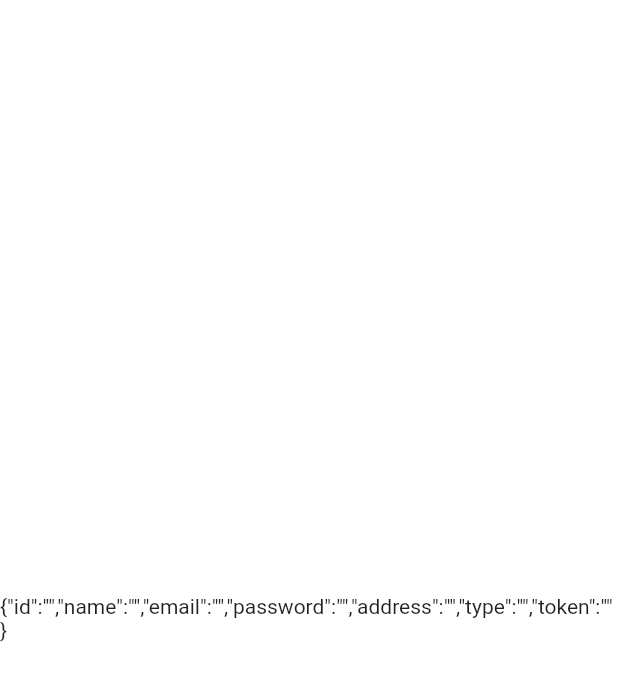
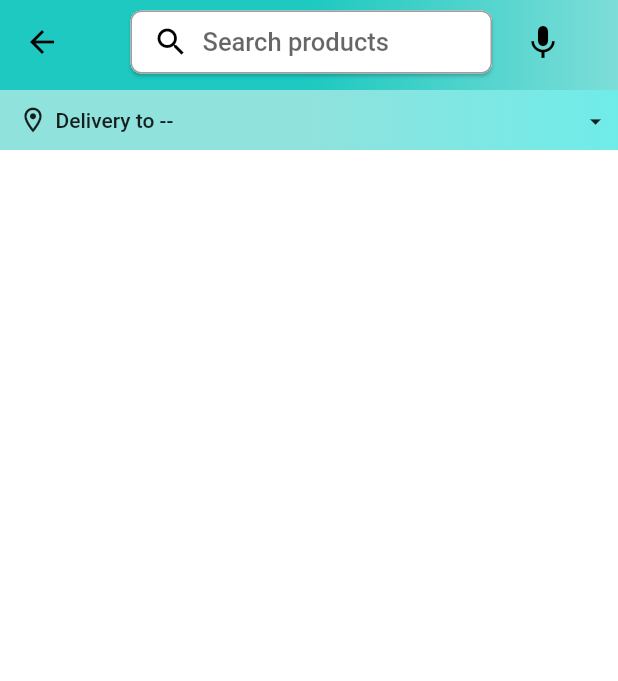
Before and after one commit to BarbossaH/flutter_fullstack, a Flutter app: the HomeScreen screen opened by its route, on a phone screen of 412 x 824 dp. Shown: the top 681 px of the screen. Run offline on Flutter 3.47's test engine with Material 2 defaults, Android fonts, the phone set to English and light mode, and no system bars; our stand-ins replace badges, shared_preferences; accounts and stored records are empty.

Commit message:
add user address in home page

```diff
--- a/lib/constants/global_variables.dart
+++ b/lib/constants/global_variables.dart
@@ -19,4 +19,36 @@ class GlobalVariable {
   static const Color greyBackgroundCOlor = Color(0xffebecee);
   static var selectedNavBarColor = Colors.cyan[800]!;
   static const unselectedNavBarColor = Colors.black87;
+
+  // STATIC IMAGES
+  static const List<String> carouselImages = [
+    'https://images-eu.ssl-images-amazon.com/images/G/31/img21/Wireless/WLA/TS/D37847648_Accessories_savingdays_Jan22_Cat_PC_1500.jpg',
+    'https://images-eu.ssl-images-amazon.com/images/G/31/img2021/Vday/bwl/English.jpg',
+    'https://images-eu.ssl-images-amazon.com/images/G/31/img22/Wireless/AdvantagePrime/BAU/14thJan/D37196025_IN_WL_AdvantageJustforPrime_Jan_Mob_ingress-banner_1242x450.jpg',
+    'https://images-na.ssl-images-amazon.com/images/G/31/Symbol/2020/00NEW/1242_450Banners/PL31_copy._CB432483346_.jpg',
+    'https://images-na.ssl-images-amazon.com/images/G/31/img21/shoes/September/SSW/pc-header._CB641971330_.jpg',
+  ];
+
+  static const List<Map<String, String>> categoryImages = [
+    {
+      'title': 'Mobiles',
+      'image': 'assets/images/mobiles.jpeg',
+    },
+    {
+      'title': 'Essentials',
+      'image': 'assets/images/essentials.jpeg',
+    },
+    {
+      'title': 'Appliances',
+      'image': 'assets/images/appliances.jpeg',
+    },
+    {
+      'title': 'Books',
+      'image': 'assets/images/books.jpeg',
+    },
+    {
+      'title': 'Fashion',
+      'image': 'assets/images/fashion.jpeg',
+    },
+  ];
 }
--- a/lib/features/account/widgets/oders.dart
+++ b/lib/features/account/widgets/oders.dart
@@ -15,7 +15,7 @@ class _OrdersState extends State<Orders> {
     'https://images.unsplash.com/photo-1696257203553-20ada15fce65?ixlib=rb-4.0.3&ixid=M3wxMjA3fDB8MHxlZGl0b3JpYWwtZmVlZHwyfHx8ZW58MHx8fHx8&auto=format&fit=crop&w=800&q=60',
     'https://images.unsplash.com/photo-1696247833485-bcd2014cbdb9?ixlib=rb-4.0.3&ixid=M3wxMjA3fDB8MHxlZGl0b3JpYWwtZmVlZHw1fHx8ZW58MHx8fHx8&auto=format&fit=crop&w=800&q=60',
     'https://images.unsplash.com/photo-1695990190649-4df3277b3be6?ixlib=rb-4.0.3&ixid=M3wxMjA3fDB8MHxlZGl0b3JpYWwtZmVlZHwxNXx8fGVufDB8fHx8fA%3D%3D&auto=format&fit=crop&w=800&q=60',
-    'https://images.unsplash.com/photo-1695990190649-4df3277b3be6?ixlib=rb-4.0.3&ixid=M3wxMjA3fDB8MHxlZGl0b3JpYWwtZmVlZHwxNXx8fGVufDB8fHx8fA%3D%3D&auto=format&fit=crop&w=800&q=60',
+    'https://images.unsplash.com/photo-1696263075473-49877750c1a2?ixlib=rb-4.0.3&ixid=M3wxMjA3fDB8MHxlZGl0b3JpYWwtZmVlZHwzOXx8fGVufDB8fHx8fA%3D%3D&auto=format&fit=crop&w=800&q=60',
   ];
   @override
   Widget build(BuildContext context) {
@@ -48,7 +48,7 @@ class _OrdersState extends State<Orders> {
         ),
         Container(
           height: 170,
-          padding: EdgeInsets.only(left: 10, top: 20),
+          padding: const EdgeInsets.only(left: 10, top: 20, right: 0),
           child: ListView.builder(
             scrollDirection: Axis.horizontal,
             itemBuilder: (context, index) {
--- a/lib/features/home/screen/home_screen.dart
+++ b/lib/features/home/screen/home_screen.dart
@@ -1,6 +1,8 @@
-import 'package:amazone_clone/providers/user_provider.dart';
+import 'package:amazone_clone/constants/global_variables.dart';
+import 'package:amazone_clone/features/home/widgets/user_address.dart';
+// import 'package:amazone_clone/providers/user_provider.dart';
 import 'package:flutter/material.dart';
-import 'package:provider/provider.dart';
+// import 'package:provider/provider.dart';
 
 class HomeScreen extends StatefulWidget {
   static const String routeName = '/home';
@@ -13,11 +15,83 @@ class HomeScreen extends StatefulWidget {
 class _HomeScreenState extends State<HomeScreen> {
   @override
   Widget build(BuildContext context) {
-    final user = Provider.of<UserProvider>(context).user;
+    // final user = Provider.of<UserProvider>(context).user;
     return Scaffold(
-      body: Center(
-        child: Text(user.toJson()),
-      ),
-    );
+        appBar: PreferredSize(
+            preferredSize: const Size.fromHeight(60),
+            child: AppBar(
+              flexibleSpace: Container(
+                decoration: const BoxDecoration(
+                    // color: GlobalVariable.primaryColor,
+                    gradient: GlobalVariable.appBarGradient),
+              ),
+              title: Row(
+                mainAxisAlignment: MainAxisAlignment.spaceBetween,
+                children: [
+                  Expanded(
+                    child: Container(
+                      height: 42,
+                      margin: const EdgeInsets.only(left: 15),
+                      child: Material(
+                        borderRadius: BorderRadius.circular(7),
+                        elevation: 1,
+                        child: TextFormField(
+                          maxLength: 50,
+                          decoration: InputDecoration(
+                              hintText: "Search products",
+                              hintStyle: const TextStyle(
+                                  fontWeight: FontWeight.w500, fontSize: 17),
+                              counterText: '',
+                              prefixIcon: InkWell(
+                                onTap: () {},
+                                child: const Padding(
+                                  padding: EdgeInsets.only(left: 6),
+                                  child: Icon(
+                                    Icons.search,
+                                    color: Colors.black,
+                                    size: 24,
+                                  ),
+                                ),
+                              ),
+                              filled: true,
+                              fillColor: Colors.white,
+                              contentPadding: const EdgeInsets.only(top: 10),
+                              border: const OutlineInputBorder(
+                                  borderRadius:
+                                      BorderRadius.all(Radius.circular(7)),
+                                  borderSide: BorderSide.none),
+                              enabledBorder: const OutlineInputBorder(
+                                  borderRadius:
+                                      BorderRadius.all(Radius.circular(7)),
+                                  borderSide: BorderSide(
+                                      color: Colors.black38, width: 1))),
+                        ),
+                      ),
+                    ),
+                  ),
+                  Container(
+                    color: Colors.transparent,
+                    height: 42,
+                    margin: const EdgeInsets.symmetric(horizontal: 10),
+                    child: IconButton(
+                      onPressed: () {},
+                      icon: const Icon(
+                        Icons.mic,
+                        color: Colors.black,
+                        size: 27,
+                      ),
+                    ),
+                  )
+                ],
+              ),
+            )),
+        body: Column(
+          children: [
+            UserAddress(),
+            SizedBox(
+              height: 10,
+            )
+          ],
+        ));
   }
 }
--- /dev/null
+++ b/lib/features/home/widgets/top_categories.dart
@@ -0,0 +1,10 @@
+import 'package:flutter/material.dart';
+
+class TopCategories extends StatelessWidget {
+  const TopCategories({super.key});
+
+  @override
+  Widget build(BuildContext context) {
+    return const Placeholder();
+  }
+}
--- /dev/null
+++ b/lib/features/home/widgets/user_address.dart
@@ -0,0 +1,49 @@
+import 'package:amazone_clone/providers/user_provider.dart';
+import 'package:flutter/material.dart';
+import 'package:provider/provider.dart';
+
+class UserAddress extends StatelessWidget {
+  const UserAddress({super.key});
+
+  @override
+  Widget build(BuildContext context) {
+    final user = Provider.of<UserProvider>(context).user;
+    return Container(
+      height: 40,
+      decoration: const BoxDecoration(
+        gradient: LinearGradient(colors: [
+          Color.fromARGB(255, 144, 226, 221),
+          Color.fromARGB(255, 111, 236, 233),
+        ], stops: [
+          0.5,
+          1.0
+        ]),
+      ),
+      padding: const EdgeInsets.only(left: 12),
+      child: Row(
+        children: [
+          const Icon(
+            Icons.location_on_outlined,
+            size: 20,
+          ),
+          Expanded(
+              child: Padding(
+            padding: const EdgeInsets.only(left: 5),
+            child: Text(
+              'Delivery to ${user.name}--${user.address}',
+              style: const TextStyle(fontWeight: FontWeight.w500),
+              overflow: TextOverflow.ellipsis,
+            ),
+          )),
+          const Padding(
+            padding: EdgeInsets.only(left: 5, top: 2, right: 6),
+            child: Icon(
+              Icons.arrow_drop_down,
+              size: 18,
+            ),
+          )
+        ],
+      ),
+    );
+  }
+}
```
